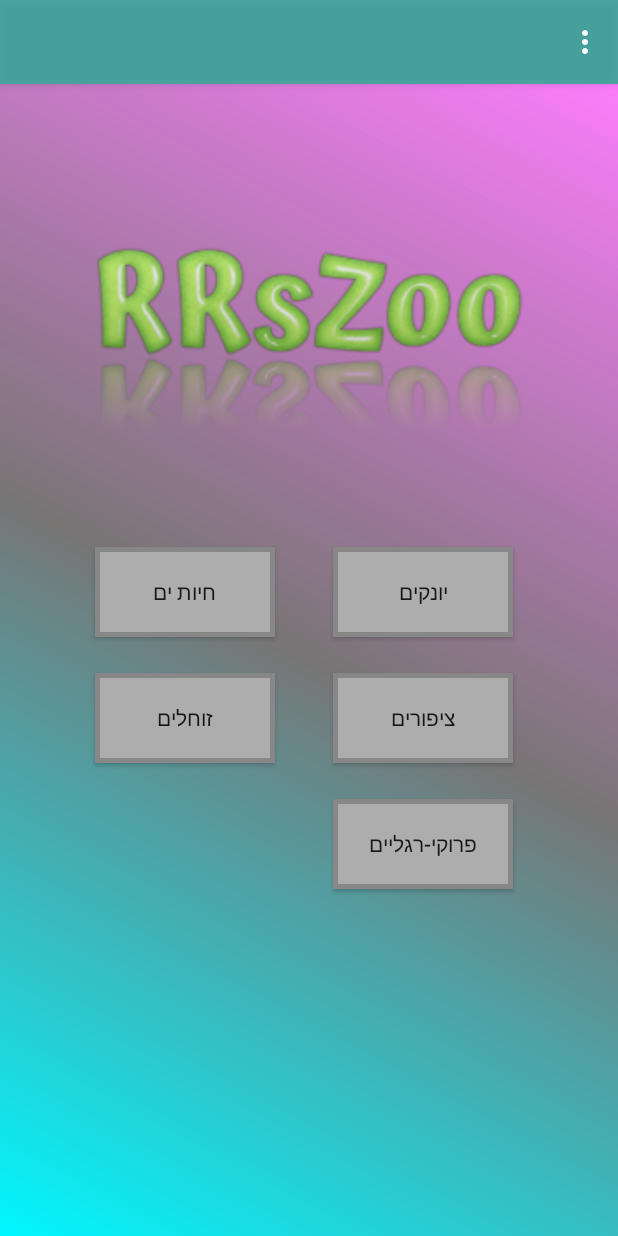
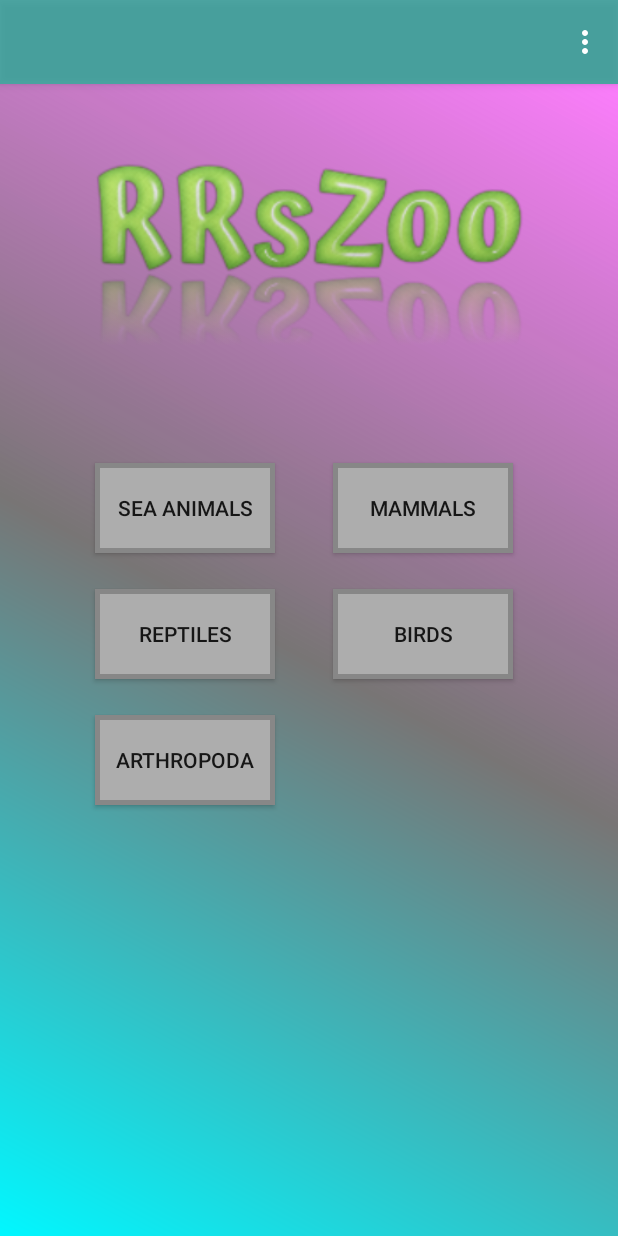
Before and after one commit to roisusi/Android1-HIT-Project, an Android app: the MainPage screen opened directly, with no data from a screen before it, on a phone screen of 412 x 824 dp. Run offline under Robolectric (Android 15) with nearby library versions, the phone set to English and light mode, and no system bars; libraries missing offline, so code that uses them is left out: com.facebook; 1 statement that could not run was skipped.

Commit message:
Moving to Heb

```diff
--- a/RRsZoo/app/src/main/java/com/example/rrszoo/Java/AccountInfo.java
+++ b/RRsZoo/app/src/main/java/com/example/rrszoo/Java/AccountInfo.java
@@ -41,6 +41,12 @@ public class AccountInfo extends AppCompatActivity {
 
     private void getAccountInfo() {
         messageToServer = new ArrayList<>();
+        if (zooLanguage.isEnglish()) {
+            messageToServer.add("En");
+        }
+        else {
+            messageToServer.add("He");
+        }
         messageToServer.add("Account");
         getInformation = new GetInformation(messageToServer, AccountInfo.this);
         getInformation.execute();
--- a/RRsZoo/app/src/main/java/com/example/rrszoo/Java/AnimalPage.java
+++ b/RRsZoo/app/src/main/java/com/example/rrszoo/Java/AnimalPage.java
@@ -121,6 +121,12 @@ public class AnimalPage extends AppCompatActivity {
 
     private void getFromDB(){
 
+        if (zooLanguage.isEnglish()) {
+            messageToServer.add("En");
+        }
+        else {
+            messageToServer.add("He");
+        }
         messageToServer.add("Animal");
         messageToServer.add(gettingExtraAnimal);
         mt = new GetInformation(messageToServer,this);
--- a/RRsZoo/app/src/main/java/com/example/rrszoo/Java/GetInformation.java
+++ b/RRsZoo/app/src/main/java/com/example/rrszoo/Java/GetInformation.java
@@ -3,9 +3,11 @@
 import android.app.Activity;
 import android.content.DialogInterface;
 import android.os.AsyncTask;
+import android.os.Build;
 import android.util.Log;
 import android.widget.Toast;
 
+import androidx.annotation.RequiresApi;
 import androidx.appcompat.app.AlertDialog;
 
 import com.google.gson.Gson;
@@ -73,6 +75,7 @@
         return null;
     }
 
+    @RequiresApi(api = Build.VERSION_CODES.GINGERBREAD)
     @Override
     protected void onPostExecute(String s) {
         Log.e(TAG, "onPostExecute: pre "  + okMessage);
--- a/RRsZoo/app/src/main/java/com/example/rrszoo/Java/ZooLanguage.java
+++ b/RRsZoo/app/src/main/java/com/example/rrszoo/Java/ZooLanguage.java
@@ -20,7 +20,6 @@ public class ZooLanguage {
     ZooLanguage(SharedPreferences sharedPreferences) {
         this.sharedPreferences = sharedPreferences;
         editore = sharedPreferences.edit();
-        this.setHebrew();
     }
 
     protected boolean isEnglish() {
--- a/RRsZoo/app/src/main/res/layout/main_page_heb.xml
+++ b/RRsZoo/app/src/main/res/layout/main_page_heb.xml
@@ -11,7 +11,7 @@
         android:id="@+id/titleBar3"
         android:layout_width="300dp"
         android:layout_height="190dp"
-        android:layout_marginTop="64dp"
+        android:layout_marginTop="8dp"
         android:layout_marginBottom="24dp"
         app:layout_constraintBottom_toTopOf="@+id/loginFirstPage"
         app:layout_constraintEnd_toEndOf="parent"
--- a/RRsZoo/app/src/main/res/menu/menu.xml
+++ b/RRsZoo/app/src/main/res/menu/menu.xml
@@ -1,5 +1,6 @@
 <?xml version="1.0" encoding="utf-8"?>
-<menu xmlns:android="http://schemas.android.com/apk/res/android">
+<menu xmlns:app="http://schemas.android.com/apk/res-auto"
+    xmlns:android="http://schemas.android.com/apk/res/android">
 
     <item
         android:id="@+id/account"
@@ -7,4 +8,16 @@
     <item
         android:id="@+id/logout"
         android:title="Logout" />
+    <group
+        android:id="@+id/mnugrpLimit"
+        android:checkableBehavior="single">
+        <item
+            android:id="@+id/Hebrew"
+            android:checked="true"
+            android:title="Hebrew" />
+        <item
+            android:id="@+id/English"
+            android:checked="false"
+            android:title="English" />
+    </group>
 </menu>
```
Also changed, not shown: RRsZoo/app/src/main/java/com/example/rrszoo/Fragments/FragmentLogin.java (+14 -1 lines), RRsZoo/app/src/main/java/com/example/rrszoo/Java/MainActivity.java (+7 -1 lines), RRsZoo/app/src/main/java/com/example/rrszoo/Java/MainPage.java (+45 -7 lines), RRsZoo/app/src/main/java/com/example/rrszoo/Java/Tuple.java (deleted, +0 -11 lines), 4 other files.
